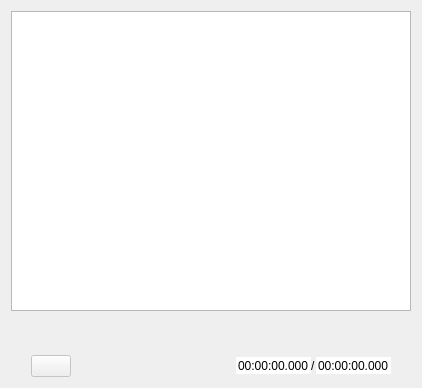
The window that myvideoplayer.ui (liloneum/amapola) describes before a commit, drawn with Qt 5.
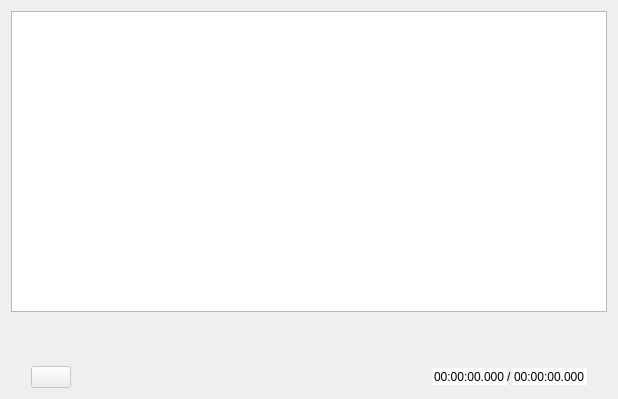
The same window after the commit. Custom widgets are drawn as their Qt base class.

What changed in the file:
```diff
--- a/myvideoplayer.ui
+++ b/myvideoplayer.ui
@@ -6,8 +6,8 @@
    <rect>
     <x>0</x>
     <y>0</y>
-    <width>420</width>
-    <height>388</height>
+    <width>618</width>
+    <height>399</height>
    </rect>
   </property>
   <property name="windowTitle">
```
Left out of the diff: 1 changed line with no effect on the pictures.
